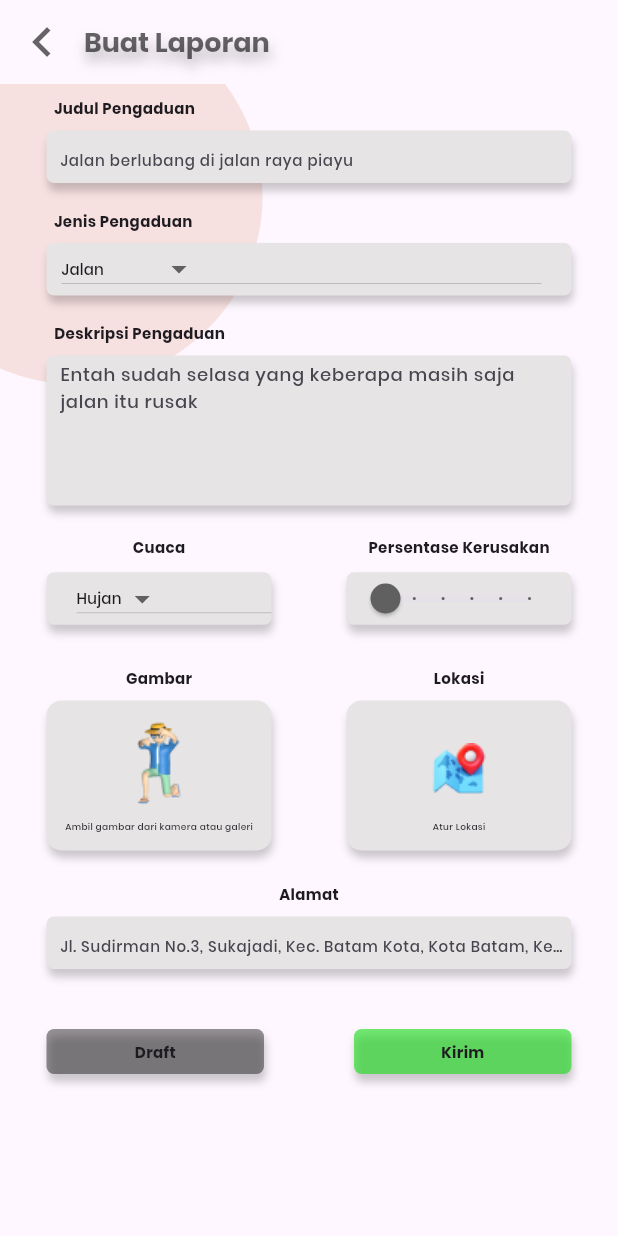
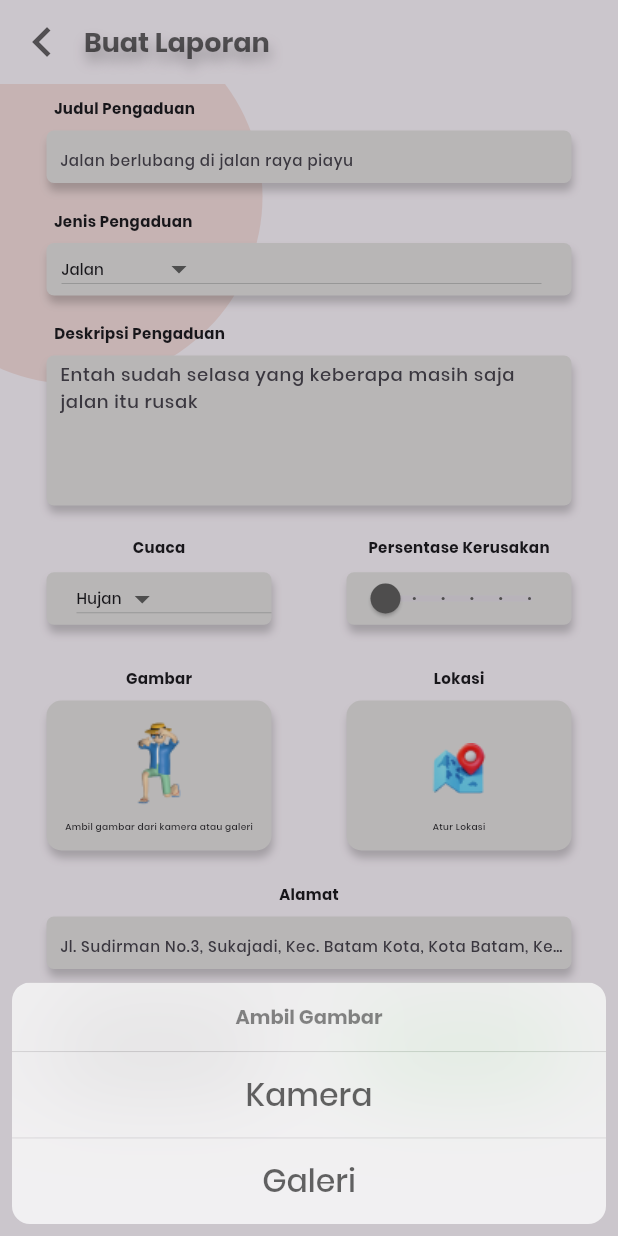
Before and after one commit to jaheerman3312301105/balap_in, a Flutter app: the LaporScreen screen opened by its route, after a tap on "Ambil gambar dari kamera atau galeri", on a phone screen of 412 x 824 dp. Run offline on Flutter 3.47's test engine with Material 3 defaults, Android fonts, the phone set to English and light mode, and no system bars; our stand-ins replace dio, image_picker; missing offline and left inert: dart:ffi, flutter_osm_plugin; network calls fail.

Commit message:
update cupertino untuk upload gambar

```diff
--- a/frontend_balap_in/lib/api/api_service_laporan.dart
+++ b/frontend_balap_in/lib/api/api_service_laporan.dart
@@ -55,7 +55,7 @@ class ApiServiceLaporan {
       print(data);
 
       final response = await dio.post(
-        'http://10.0.2.2:8000/laporan/buat',
+        '/',
         data: data,
       );
 
--- a/frontend_balap_in/lib/screens/lapor.dart
+++ b/frontend_balap_in/lib/screens/lapor.dart
@@ -1,8 +1,10 @@
 import 'dart:ffi';
 
+import 'package:flutter/cupertino.dart';
 import 'package:flutter/material.dart';
 import 'package:balap_in/api/api_service_laporan.dart';
 import 'package:balap_in/models/model_laporan.dart';
+import 'package:image_picker/image_picker.dart';
 
 const List<String> jenis = <String>['Jalan', 'Lampu Jalan', 'Jembatan'];
 const List<String> cuaca = <String>['Hujan', 'Cerah'];
@@ -440,7 +442,34 @@ class _LaporScreenState extends State<LaporScreen> {
                               )
                             ),
                             InkWell(
-                              onTap: () {},
+                              onTap: () {
+                                showCupertinoModalPopup(context: context,
+                                builder: (BuildContext context) {
+                                  return CupertinoActionSheet(
+                                    title: const Text('Ambil Gambar',
+                                    style: TextStyle(
+                                      fontFamily: "Poppins",
+                                      fontWeight: FontWeight.bold
+                                    ),),
+                                    actions: <CupertinoActionSheetAction>[
+                                      CupertinoActionSheetAction(
+                                        onPressed: (){},
+                                        child: Text('Kamera',
+                                        style: TextStyle(
+                                          color: Colors.black.withOpacity(0.6),
+                                          fontFamily: "Poppins"
+                                        ),)),
+                                      CupertinoActionSheetAction(
+                                        onPressed: (){},
+                                        child: Text('Galeri',
+                                        style: TextStyle(
+                                          color: Colors.black.withOpacity(0.6),
+                                          fontFamily: "Poppins"
+                                        ),))
+                                    ],
+                                  );
+                                });
+                              },
                               child: SizedBox(
                               width: 150,
                               height: 100,
--- a/frontend_balap_in/pubspec.yaml
+++ b/frontend_balap_in/pubspec.yaml
@@ -40,6 +40,7 @@ dependencies:
   filter_list: ^1.0.3
   dio: ^5.7.0
   intl: ^0.19.0
+  image_picker: ^1.1.2
 
 dev_dependencies:
   flutter_test:
```
Also changed, not shown: frontend_balap_in/pubspec.lock, 6 other files.
